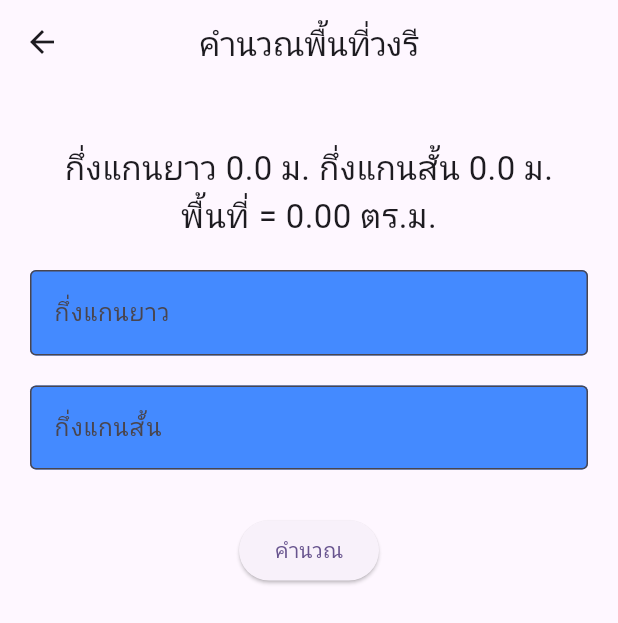
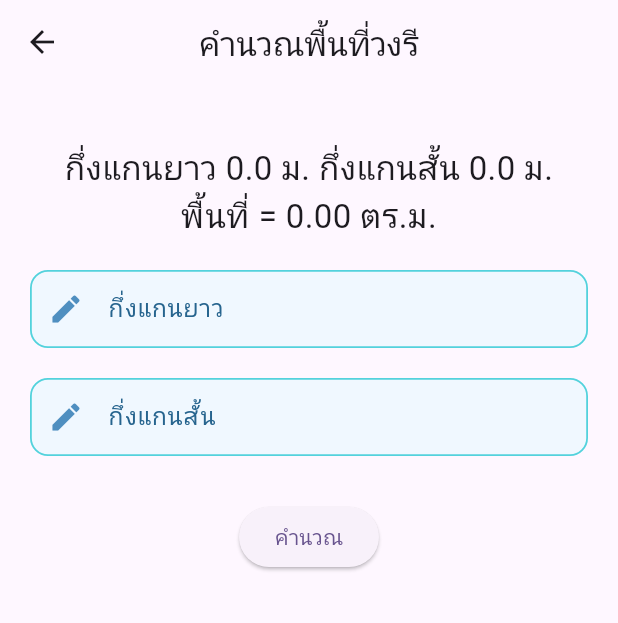
Before and after one commit to chatchanokkenchai-ops/w2_15_chatchanok, a Flutter app: the EllipsePage screen opened by its route, on a phone screen of 412 x 824 dp. Shown: the top 623 px of the screen. Run offline on Flutter 3.47's test engine with Material 3 defaults, Android fonts, the phone set to English and light mode, and no system bars.

Commit message:
ส่งรอบ2

```diff
--- a/lib/Ellipse_Page.dart
+++ b/lib/Ellipse_Page.dart
@@ -21,11 +21,57 @@ class EllipsePageState extends State<EllipsePage> {
   final TextEditingController _bCtrl = TextEditingController();
 
 
-  final InputDecoration _textFieldStyle = const InputDecoration(
+  final InputDecoration _textFieldStyle = InputDecoration(
     filled: true,
-    fillColor: Colors.blueAccent,
-    border: OutlineInputBorder(),
+    fillColor: const Color(0xfff0f8ff), // ฟ้าอ่อนสบายตา
+
+    contentPadding: const EdgeInsets.symmetric(
+      horizontal: 16,
+      vertical: 14,
+    ),
+
+    border: OutlineInputBorder(
+      borderRadius: BorderRadius.circular(12),
+      borderSide: BorderSide.none,
+    ),
+
+    enabledBorder: OutlineInputBorder(
+      borderRadius: BorderRadius.circular(12),
+      borderSide: const BorderSide(
+        color: Color(0xff53d2dc),
+        width: 1.2,
+      ),
+    ),
+
+    focusedBorder: OutlineInputBorder(
+      borderRadius: BorderRadius.circular(12),
+      borderSide: const BorderSide(
+        color: Color(0xff4f8fc0),
+        width: 2,
+      ),
+    ),
+
+    labelStyle: const TextStyle(
+      color: Color(0xff26648e),
+      fontWeight: FontWeight.w500,
+    ),
+
+    floatingLabelStyle: const TextStyle(
+      color: Color(0xff4f8fc0),
+      fontWeight: FontWeight.w600,
+    ),
+
+    hintStyle: TextStyle(
+      color: Colors.blueGrey.shade300,
+      fontSize: 14,
+    ),
+
+    prefixIcon: const Icon(
+      Icons.edit,
+      color: Color(0xff4f8fc0),
+    ),
   );
+
 
 
   void _calEllipse() {
```
